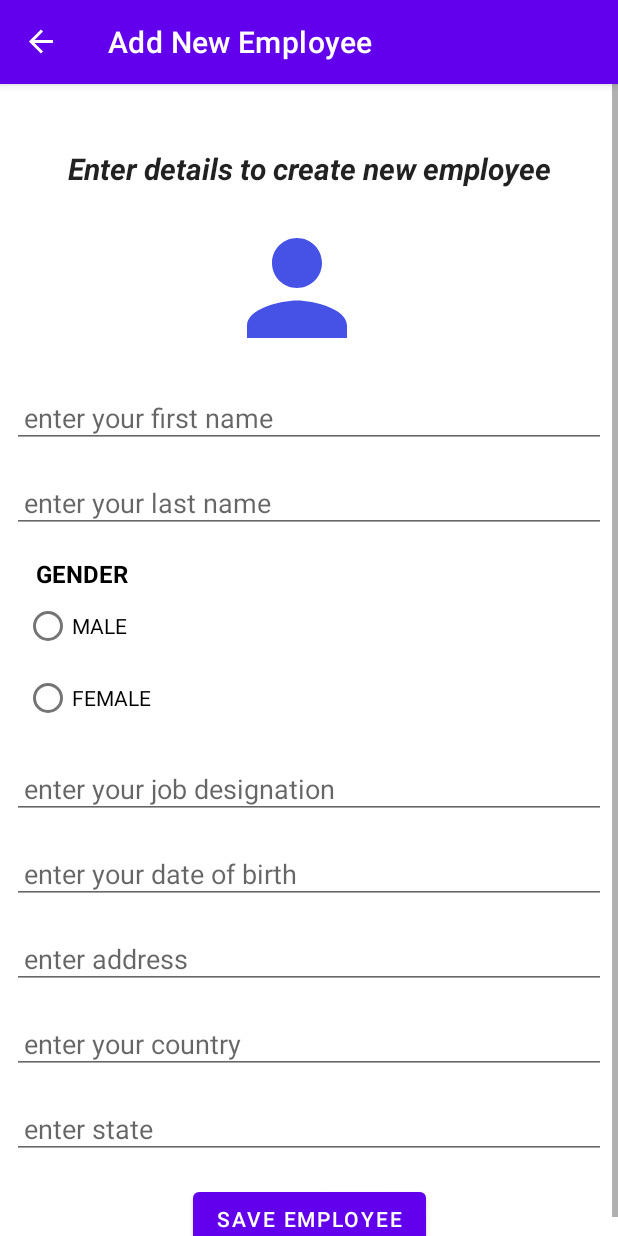
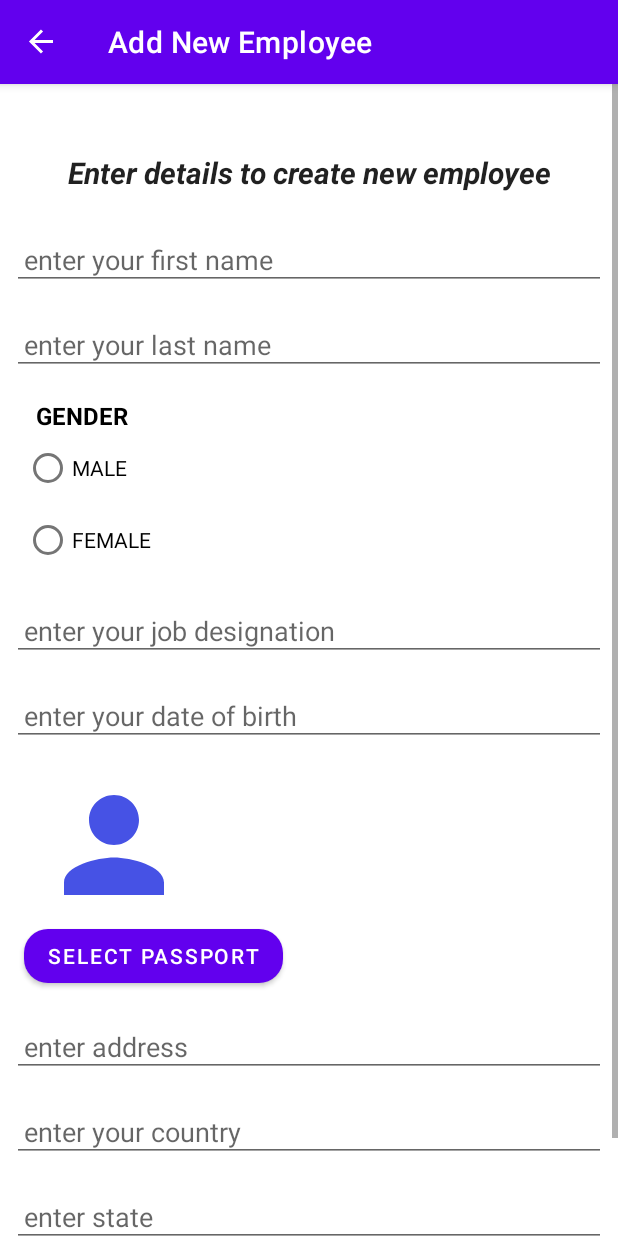
Before and after one commit to ime01/ByteWorksJobTask, an Android app: the EmployeeFragment screen opened through its navigation route, after a tap on "add new employee", on a phone screen of 412 x 824 dp. Run offline under Robolectric (Android 15) with nearby library versions, the phone set to English and light mode, and no system bars; our stand-ins replace Dagger/Hilt's generated code, Room's generated code, navigation-ui; libraries missing offline, so code that uses them is left out: androidx.hilt.lifecycle.

Commit message:
passport photo entry updated

```diff
--- a/app/src/main/AndroidManifest.xml
+++ b/app/src/main/AndroidManifest.xml
@@ -1,6 +1,9 @@
 <?xml version="1.0" encoding="utf-8"?>
 <manifest xmlns:android="http://schemas.android.com/apk/res/android"
     package="com.flowz.byteworksjobtask">
+
+    <uses-permission android:name="android.permission.WRITE_EXTERNAL_STORAGE" />
+    <uses-permission android:name="android.permission.READ_EXTERNAL_STORAGE" />
 
     <application
         android:allowBackup="true"
--- a/app/src/main/java/com/flowz/byteworksjobtask/Model/model.kt
+++ b/app/src/main/java/com/flowz/byteworksjobtask/Model/model.kt
@@ -1,8 +1,10 @@
 package com.flowz.byteworksjobtask.Model
 
+import android.net.Uri
 import android.os.Parcelable
 import androidx.room.Entity
 import androidx.room.PrimaryKey
+import androidx.room.TypeConverter
 import kotlinx.android.parcel.Parcelize
 
 @Parcelize
@@ -12,7 +14,7 @@ data class Admin(
     val lastName: String? = null,
     val gender: String? = null,
     val dateOfBirth: String? = null,
-    val passPortPhoto: Int? = null,
+    val passPortPhoto: Uri? = null,
     val address: String? = null,
     val country: String? = null,
     val state: String? = null
@@ -29,7 +31,7 @@ data class Employee(
     val gender: String? = null,
     val desgination: String? = null,
     val dateOfBirth: String? = null,
-    val passPortPhoto: Int? = null,
+    val passPortPhoto: Uri? = null,
     val address: String? = null,
     val country: String? = null,
     val state: String? = null
@@ -37,3 +39,15 @@ data class Employee(
     @PrimaryKey(autoGenerate = true)
     var employeeId: Int = 0
 }
+
+class UriConverters {
+    @TypeConverter
+    fun fromString(value: String?): Uri? {
+        return if (value == null) null else Uri.parse(value)
+    }
+
+    @TypeConverter
+    fun toString(uri: Uri?): String? {
+        return uri.toString()
+    }
+}
--- a/app/src/main/java/com/flowz/byteworksjobtask/roomdb/AdminDao.kt
+++ b/app/src/main/java/com/flowz/byteworksjobtask/roomdb/AdminDao.kt
@@ -1,11 +1,9 @@
 package com.flowz.byteworksjobtask.roomdb
 
 import androidx.lifecycle.LiveData
-import androidx.room.Dao
-import androidx.room.Insert
-import androidx.room.OnConflictStrategy
-import androidx.room.Query
+import androidx.room.*
 import com.flowz.byteworksjobtask.Model.Admin
+import com.flowz.byteworksjobtask.Model.UriConverters
 
 @Dao
 interface AdminDao {
@@ -13,6 +11,7 @@ interface AdminDao {
     @Insert(onConflict = OnConflictStrategy.REPLACE)
     suspend fun insertAdmin(admin: Admin)
 
+    @TypeConverters(UriConverters::class)
     @Query("SELECT * FROM admin_table ")
     fun getAllAdmins(): LiveData<List<Admin>>
 
--- a/app/src/main/java/com/flowz/byteworksjobtask/roomdb/CompanyDataBase.kt
+++ b/app/src/main/java/com/flowz/byteworksjobtask/roomdb/CompanyDataBase.kt
@@ -2,10 +2,13 @@ package com.flowz.byteworksjobtask.roomdb
 
 import androidx.room.Database
 import androidx.room.RoomDatabase
+import androidx.room.TypeConverters
 import com.flowz.byteworksjobtask.Model.Admin
 import com.flowz.byteworksjobtask.Model.Employee
+import com.flowz.byteworksjobtask.Model.UriConverters
 
 @Database(entities = [Employee::class, Admin::class], version = 1, exportSchema = false)
+@TypeConverters(UriConverters::class)
 abstract class CompanyDataBase : RoomDatabase() {
 
     abstract fun EmployeeDao(): EmployeeDao
--- a/app/src/main/java/com/flowz/byteworksjobtask/roomdb/DummyDataSoure.kt
+++ b/app/src/main/java/com/flowz/byteworksjobtask/roomdb/DummyDataSoure.kt
@@ -16,7 +16,7 @@ class DummyDataSoure {
             "male",
             "President",
             "23/03/2021",
-            R.drawable.p_trump,
+            null,
             "White House",
         "USA",
             "Washington"
@@ -31,7 +31,7 @@ class DummyDataSoure {
                 "male",
                 "President",
                 "23/03/2021",
-                R.drawable.p_regan,
+                null,
                 "White House",
                 "USA",
                 "Washington"
@@ -46,7 +46,7 @@ class DummyDataSoure {
                 "male",
                 "President",
                 "23/03/2021",
-                R.drawable.p_bush,
+                null,
                 "White House",
                 "USA",
                 "Washington"
@@ -68,7 +68,7 @@ class DummyDataSoure {
                 "Trump",
                 "male",
                 "President",
-                R.drawable.p_trump,
+                null,
                 "White House",
                 "USA",
                 "Washington"
@@ -82,7 +82,7 @@ class DummyDataSoure {
                 "Regan",
                 "male",
                 "President",
-                R.drawable.p_regan,
+                null,
                 "White House",
                 "USA",
                 "Washington"
--- a/app/src/main/java/com/flowz/byteworksjobtask/roomdb/EmployeeDao.kt
+++ b/app/src/main/java/com/flowz/byteworksjobtask/roomdb/EmployeeDao.kt
@@ -1,11 +1,9 @@
 package com.flowz.byteworksjobtask.roomdb
 
 import androidx.lifecycle.LiveData
-import androidx.room.Dao
-import androidx.room.Insert
-import androidx.room.OnConflictStrategy
-import androidx.room.Query
+import androidx.room.*
 import com.flowz.byteworksjobtask.Model.Employee
+import com.flowz.byteworksjobtask.Model.UriConverters
 
 @Dao
 interface EmployeeDao {
@@ -13,6 +11,7 @@ interface EmployeeDao {
     @Insert(onConflict = OnConflictStrategy.REPLACE)
     suspend fun insertEmployee(employee: Employee)
 
+    @TypeConverters(UriConverters::class)
     @Query("SELECT * FROM employee_table ")
     fun getAllEmployees(): LiveData<List<Employee>>
 
--- a/app/src/main/res/layout/fragment_add_new_employee.xml
+++ b/app/src/main/res/layout/fragment_add_new_employee.xml
@@ -30,17 +30,27 @@
             android:id="@+id/ne_passport_photo"
             android:layout_width="@dimen/user_placeholder_dimen"
             android:layout_height="@dimen/user_placeholder_dimen"
-            android:layout_marginTop="8dp"
+            android:layout_marginTop="16dp"
             android:contentDescription="@string/user_placholder_image"
             android:src="@drawable/ic_baseline_person_24"
-            app:layout_constraintBottom_toTopOf="@id/ne_first_name"
             app:layout_constraintEnd_toEndOf="parent"
-            app:layout_constraintHorizontal_bias="0.475"
+            app:layout_constraintHorizontal_bias="0.083"
             app:layout_constraintStart_toStartOf="parent"
-            app:layout_constraintTop_toBottomOf="@id/ne_textView2"
-            app:layout_constraintVertical_bias="0.03" />
+            app:layout_constraintTop_toBottomOf="@id/ne_date_of_birth"  />
 
-    <EditText
+        <com.google.android.material.button.MaterialButton
+            android:id="@+id/ne_select_passport"
+            android:layout_width="wrap_content"
+            android:layout_height="wrap_content"
+            android:text="@string/select_image"
+            app:cornerRadius="16dp"
+            app:layout_constraintEnd_toEndOf="@+id/ne_passport_photo"
+            app:layout_constraintHorizontal_bias="0.138"
+            app:layout_constraintStart_toStartOf="@+id/ne_passport_photo"
+            app:layout_constraintTop_toBottomOf="@id/ne_passport_photo" />
+
+
+        <EditText
         android:id="@+id/ne_first_name"
         android:layout_width="0dp"
         android:layout_height="wrap_content"
@@ -53,7 +63,7 @@
         android:inputType="textPersonName"
         app:layout_constraintEnd_toEndOf="parent"
         app:layout_constraintStart_toStartOf="parent"
-        app:layout_constraintTop_toBottomOf="@+id/ne_passport_photo" />
+        app:layout_constraintTop_toBottomOf="@+id/ne_textView2" />
 
     <EditText
         android:id="@+id/ne_last_name"
@@ -149,7 +159,7 @@
         android:padding="@dimen/textpadding"
         app:layout_constraintEnd_toEndOf="parent"
         app:layout_constraintStart_toStartOf="parent"
-        app:layout_constraintTop_toBottomOf="@id/ne_date_of_birth" />
+        app:layout_constraintTop_toBottomOf="@id/ne_select_passport" />
 
     <EditText
         android:id="@+id/ne_country"
--- a/app/src/main/res/values/strings.xml
+++ b/app/src/main/res/values/strings.xml
@@ -33,4 +33,6 @@
     <string name="lastname_error">Please enter your last name</string>
     <string name="create_admin">CREATE ADMIN ACCOUNT</string>
     <string name="choose_gender">Ensure you have selected your gender</string>
+    <string name="select_image">Select Passport</string>
+    <string name="choose_passport">Ensure to Choose Passport Photo</string>
 </resources>
```
Also changed, not shown: app/src/main/java/com/flowz/byteworksjobtask/ui/addnewemployee/AddNewEmployeeFragment.kt (+70 -1 lines), app/src/main/java/com/flowz/byteworksjobtask/ui/authentication/RegisterNewAdminFragment.kt (+67 -11 lines), app/src/main/res/layout/fragment_register_new_admin.xml (+16 -6 lines).
